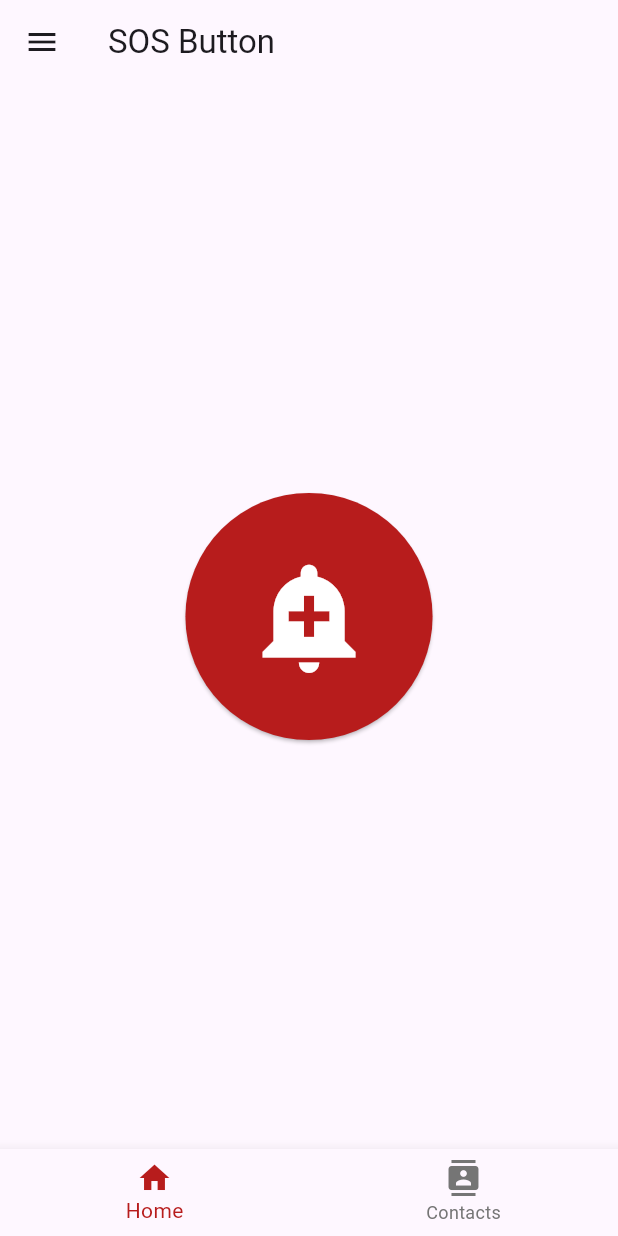
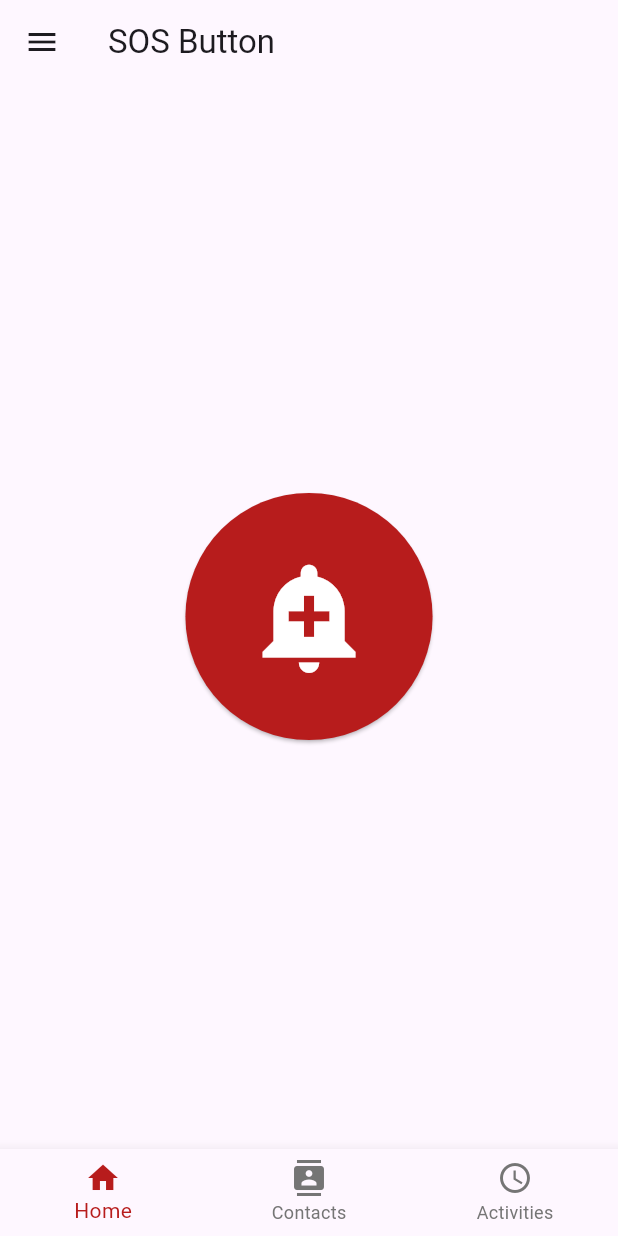
Before and after one commit to 321dhruuv0037/SafetyPin, a Flutter app: the screen it shows after launch, on a phone screen of 412 x 824 dp. Run offline on Flutter 3.47's test engine with Material 3 defaults, Android fonts, the phone set to English and light mode, and no system bars; our stand-ins replace cloud_firestore, firebase_core, geolocator, permission_handler, sqflite; missing offline and left inert: flutter_inappwebview, flutter_phone_direct_caller; accounts and stored records are empty.

```diff
--- /dev/null
+++ b/lib/activities.dart
@@ -0,0 +1,58 @@
+import 'package:flutter/material.dart';
+import 'package:cloud_firestore/cloud_firestore.dart';
+
+class Activity extends StatelessWidget {
+  const Activity({Key? key});
+
+  @override
+  Widget build(BuildContext context) {
+    return MaterialApp(
+      home: Scaffold(
+        appBar: AppBar(
+          title: Text('Women Safety Blogs'),
+        ),
+        body: Center(
+          child: StreamBuilder(
+            stream: FirebaseFirestore.instance
+                .collection('womenSafety')
+                .doc('Blogs')
+                .snapshots(),
+            builder: (context, AsyncSnapshot<DocumentSnapshot> snapshot) {
+              if (snapshot.connectionState == ConnectionState.waiting) {
+                return CircularProgressIndicator();
+              }
+              if (snapshot.hasError) {
+                return Text('Error: ${snapshot.error}');
+              }
+              if (!snapshot.hasData || snapshot.data!.data() == null) {
+                return Text('No data available');
+              }
+              // Assuming your data structure is Map<String, dynamic>
+              final Map<String, dynamic> data =
+              snapshot.data!.data() as Map<String, dynamic>;
+              // Display all contents from the document
+              List<Widget> children = [];
+              data.forEach((key, value) {
+                if (key != 'Hello') { // Exclude 'Hello' field if it's present
+                  children.add(
+                    Column(
+                      mainAxisAlignment: MainAxisAlignment.center,
+                      children: [
+                        Text('$key:'),
+                        Text(value.toString()), // Display value as string
+                      ],
+                    ),
+                  );
+                }
+              });
+              return Column(
+                mainAxisAlignment: MainAxisAlignment.center,
+                children: children,
+              );
+            },
+          ),
+        ),
+      ),
+    );
+  }
+}
--- a/lib/main.dart
+++ b/lib/main.dart
@@ -1,8 +1,12 @@
 import 'package:flutter/material.dart';
+import 'package:firebase_core/firebase_core.dart'; // Import Firebase Core
 import 'package:test1/Screens/notes_screen.dart';
+import 'package:test1/activities.dart';
 import 'home.dart';
 
-void main() {
+void main() async {
+  WidgetsFlutterBinding.ensureInitialized(); // Ensure that Flutter is initialized
+  await Firebase.initializeApp(); // Initialize Firebase
   runApp(MyApp());
 }
 
@@ -41,21 +45,23 @@ class _MainAppState extends State<MainApp> {
         children: [
           Home(),
           NotesScreen(),
+          Activity(),
         ],
       ),
       bottomNavigationBar: BottomNavigationBar(
         items: const <BottomNavigationBarItem>[
           BottomNavigationBarItem(icon: Icon(Icons.home), label: 'Home'),
-          BottomNavigationBarItem(
-              icon: Icon(Icons.contacts), label: 'Contacts'),
+          BottomNavigationBarItem(icon: Icon(Icons.contacts), label: 'Contacts'),
+          BottomNavigationBarItem(icon: Icon(Icons.access_time), label: 'Activities')
+
         ],
         currentIndex: _selectedIndex,
         selectedItemColor: Colors.red[900], // Active icon color
         selectedLabelStyle:
-            TextStyle(color: Colors.red[900]), // Active label color
+        TextStyle(color: Colors.red[900]), // Active label color
         unselectedItemColor: Colors.grey[600], // Inactive icon color
         unselectedLabelStyle:
-            TextStyle(color: Colors.grey[600]), // Inactive label color
+        TextStyle(color: Colors.grey[600]), // Inactive label color
         onTap: _onItemTapped,
       ),
     );
--- a/pubspec.yaml
+++ b/pubspec.yaml
@@ -42,6 +42,11 @@ dependencies:
   flutter_inappwebview: ^6.0.0
   contacts_service:
   sqflite: ^2.3.2
+  cloud_firestore: ^4.16.1
+  firebase_core: ^2.29.0
+  firebase_storage: ^11.7.1
+
+
 
 
 
```
Also changed, not shown: firebase.json (added), lib/firebase_options.dart (added), pubspec.lock, 7 other files.
